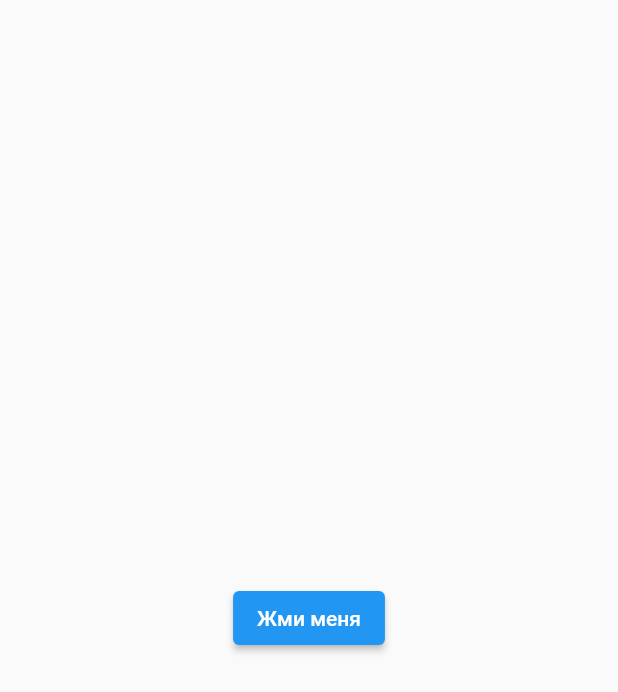
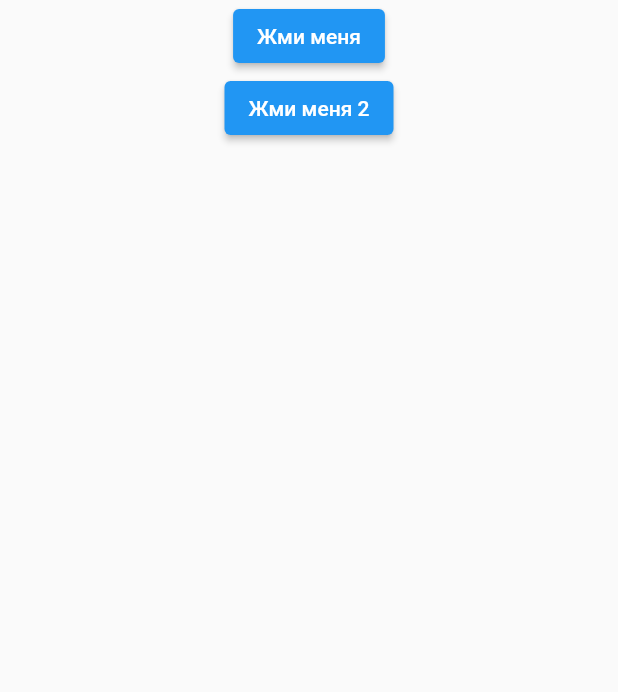
Before and after one commit to Borteq2/themoviedb, a Flutter app: the screen it shows after launch, on a phone screen of 412 x 824 dp. Shown: the top 692 px of the screen. Run offline on Flutter 3.47's test engine with Material 2 defaults, Android fonts, the phone set to English and light mode, and no system bars; our stand-ins replace bloc, bloc_concurrency, flutter_bloc, flutter_secure_storage, youtube_player_flutter; generated files the repository leaves out were written again.

Commit message:
start DI

```diff
--- a/lib/di_examples/ui/widgets/calculator_service.dart
+++ b/lib/di_examples/ui/widgets/calculator_service.dart
@@ -10,7 +10,7 @@ class CalculatorService {
   const CalculatorService();
     int calculate(int a, int b, CalculatorServiceOperation operation) {
       if (operation == CalculatorServiceOperation.sum) {
-        return a + b;
+        return summator.sum(a, b);
       } else {
         return 0;
       }
--- a/lib/di_examples/ui/widgets/example_widget.dart
+++ b/lib/di_examples/ui/widgets/example_widget.dart
@@ -1,19 +1,34 @@
 import 'package:flutter/material.dart';
-import 'package:themoviedb/di_examples/ui/widgets/example_view_model.dart';
+
+abstract class ExampleViewModel {
+  void onPressMe();
+  void onPressMe2();
+}
 
 class ExampleWidget extends StatelessWidget {
-  final model = const ExampleViewModel();
-  const ExampleWidget({Key? key}) : super(key: key);
+  final ExampleViewModel model;
+
+  const ExampleWidget({
+    Key? key,
+    required this.model,
+  }) : super(key: key);
 
   @override
   Widget build(BuildContext context) {
-
     return Scaffold(
       body: SafeArea(
         child: Center(
-          child: ElevatedButton(
-            onPressed: model.onPressMe,
-            child: const Text('Жми меня'),
+          child: Column(
+            children: [
+              ElevatedButton(
+                onPressed: model.onPressMe,
+                child: const Text('Жми меня'),
+              ),
+              ElevatedButton(
+                onPressed: model.onPressMe2,
+                child: const Text('Жми меня 2'),
+              ),
+            ],
           ),
         ),
       ),
--- a/lib/ui/widgets/app/my_app.dart
+++ b/lib/ui/widgets/app/my_app.dart
@@ -1,4 +1,5 @@
 import 'package:flutter/material.dart';
+import 'package:themoviedb/di_examples/ui/widgets/example_view_model.dart';
 import 'package:themoviedb/di_examples/ui/widgets/example_widget.dart';
 import 'package:themoviedb/ui/Theme/app_colors.dart';
 import 'package:themoviedb/ui/navigation/main_navigation.dart';
@@ -10,7 +11,7 @@ class MyApp extends StatelessWidget {
   @override
   Widget build(BuildContext context) {
     return MaterialApp(
-      home: ExampleWidget(),
+      home: ExampleWidget(model: ExampleCalcViewModel()),
     );
   }
 }
```
Also changed, not shown: lib/di_examples/ui/widgets/example_view_model.dart (+26 -2 lines).
